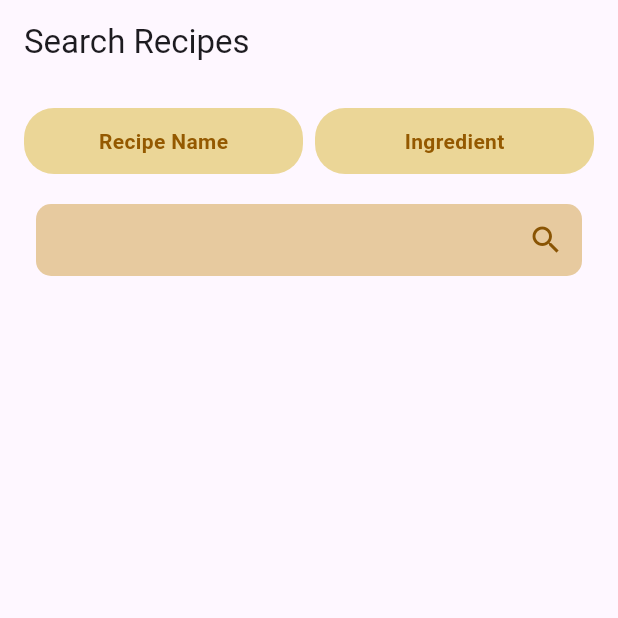
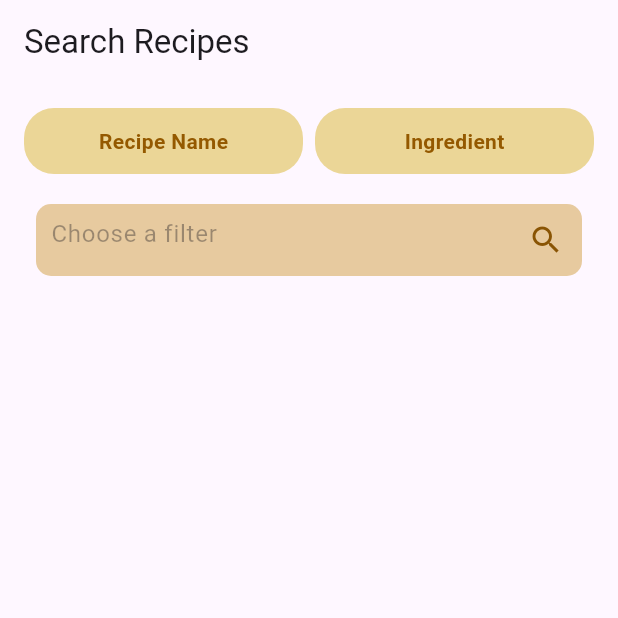
Before and after one commit to niloophars/asdfgh, a Flutter app: the screen it shows after launch, item 2 of the bottom bar chosen, on a phone screen of 412 x 824 dp, the top half of it. Run offline on Flutter 3.47's test engine with Material 3 defaults, Android fonts, the phone set to English and light mode, and no system bars; drawn by our look-alikes of curved_navigation_bar; our stand-ins replace cloud_firestore, firebase_auth, firebase_core, flutter_rating_bar, fluttertoast, shared_preferences; accounts and stored records are empty; generated files the repository leaves out were written again.

Commit message:
ingredient-based search

```diff
--- a/lib/pages/bottomnavbar.dart
+++ b/lib/pages/bottomnavbar.dart
@@ -20,7 +20,7 @@ class _BottomNavBarState extends State<BottomNavBar> {
   late List<Widget> pages;
 
   late Home homePage;
-  late RecipeSearchAltUI search;
+  late Search search;
   late AddRecipe addRecipe;
   late Profile profile;
 
@@ -29,7 +29,7 @@ class _BottomNavBarState extends State<BottomNavBar> {
   @override
   void initState() {
     homePage = Home();
-    search = RecipeSearchAltUI();
+    search = Search();
     addRecipe = AddRecipe();
     profile = Profile();
 
--- a/lib/pages/search.dart
+++ b/lib/pages/search.dart
@@ -3,30 +3,23 @@ import 'package:cloud_firestore/cloud_firestore.dart';
 import 'package:recipe/pages/recipe.dart';
 import 'package:recipe/services/widget_support.dart';
 
-class RecipeSearchAltUI extends StatefulWidget {
+class Search extends StatefulWidget {
   @override
-  _RecipeSearchAltUIState createState() => _RecipeSearchAltUIState();
+  _Search createState() => _Search();
 }
 
-class _RecipeSearchAltUIState extends State<RecipeSearchAltUI> {
-
+class _Search extends State<Search> {
   List queryResultSet = [];
   List tempSearchStore = [];
   bool search = false;
 
-
-
-
-
-
   String _searchQuery = "";
-  String _searchMode = "Name"; // or "Ingredient"
+  String _searchMode = ""; // Initially empty
   List<QueryDocumentSnapshot> _results = [];
 
   void initiateSearch(String value) {
-  if (value.isEmpty) {
+  if (_searchMode.isEmpty || value.isEmpty) {
     setState(() {
-      queryResultSet = [];
       tempSearchStore = [];
       search = false;
     });
@@ -35,12 +28,9 @@ bool search = false;
 
   String searchKey = value.toLowerCase();
 
-  if (queryResultSet.isEmpty) {
-    FirebaseFirestore.instance
-        .collection('Recipe')
-        .get()
-        .then((QuerySnapshot docs) {
+  FirebaseFirestore.instance.collection('Recipe').get().then((QuerySnapshot docs) {
     List tempList = [];
+
     for (var doc in docs.docs) {
       var recipeData = doc.data() as Map<String, dynamic>;
       recipeData["id"] = doc.id;
@@ -48,42 +38,22 @@ bool search = false;
     }
 
     setState(() {
-        queryResultSet = tempList;
-
       if (_searchMode == "Recipe Name") {
-          tempSearchStore = tempList.where((element) =>
-            element['SearchedName'].toString().startsWith(searchKey)).toList();
+        tempSearchStore = tempList.where((element) {
+          List index = List<String>.from(element['searchIndex'] ?? []);
+          return index.contains(searchKey);
+        }).toList();
       } else {
         tempSearchStore = tempList.where((element) {
-            List ingredients = element['Ingredients'];
-            return ingredients.any((i) =>
-              i['name'].toString().toLowerCase().startsWith(searchKey));
+          List index = List<String>.from(element['searchIndexIngredients'] ?? []);
+          return index.contains(searchKey);
         }).toList();
       }
 
       search = true;
     });
   });
-  } else {
-    setState(() {
-      if (_searchMode == "Recipe Name") {
-        tempSearchStore = queryResultSet.where((element) =>
-            element['SearchedName'].toString().startsWith(searchKey)).toList();
-      } else {
-        tempSearchStore = queryResultSet.where((element) {
-          List ingredients = element['Ingredients'];
-          return ingredients.any((i) =>
-            i['name'].toString().toLowerCase().startsWith(searchKey));
-        }).toList();
 }
-
-      search = true;
-    });
-  }
-}
-
-
-
 
 
   Widget _buildToggleButton(String label) {
@@ -166,7 +136,6 @@ bool search = false;
     );
   }
 
-
   Widget _buildRecipeCard(DocumentSnapshot doc) {
     final name = doc['Name'];
     final ingredients = List<Map<String, dynamic>>.from(doc['Ingredients']);
@@ -215,21 +184,36 @@ Widget build(BuildContext context) {
               borderRadius: BorderRadius.circular(10.0),
             ),
             width: MediaQuery.of(context).size.width,
-            child: TextField(
+            child: Column(
+              crossAxisAlignment: CrossAxisAlignment.start,
+              children: [
+                // Search bar (always visible)
+                TextField(
                   onChanged: (value) {
+                    if (_searchMode.isNotEmpty) {
                       _searchQuery = value;
                       initiateSearch(value);
+                    }
                   },
+                  enabled: _searchMode.isNotEmpty, // Disable if no category is selected
                   decoration: InputDecoration(
+                    hintText: _searchMode.isEmpty
+                        ? "Choose a filter"  // Show hint text when no mode is selected
+                        : "Search by $_searchMode", // Show the filter type when one is selected
                     border: InputBorder.none,
-
                     suffixIcon: Icon(
                       Icons.search_outlined,
                       color: Color.fromARGB(255, 137, 84, 4),
                     ),
                   ),
-              style: TextStyle(color: Color.fromARGB(255, 137, 84, 4)),
+                  style: TextStyle(
+                    color: _searchMode.isNotEmpty
+                        ? Color.fromARGB(255, 137, 84, 4)
+                        : Colors.grey, // Change color based on enabled state
+                  ),
                   cursorColor: Color.fromARGB(255, 137, 84, 4),
+                ),
+              ],
             ),
           ),
 
@@ -237,7 +221,18 @@ Widget build(BuildContext context) {
 
           // Results
           Expanded(
-  child: !search
+            child: _searchMode.isEmpty
+                ? Center(
+                    child: Text(
+                      "Start searching for recipes!",
+                      style: TextStyle(
+                        fontSize: 18,
+                        color: const Color.fromARGB(255, 133, 73, 0),
+                        fontWeight: FontWeight.w500,
+                      ),
+                    ),
+                  )
+                : !search
                     ? Center(
                         child: Text(
                           "Start searching for recipes!",
@@ -254,7 +249,7 @@ Widget build(BuildContext context) {
                               "No recipes found",
                               style: TextStyle(
                                 fontSize: 18,
-                  color: Colors.grey[700],
+                                color: const Color.fromARGB(255, 133, 73, 0),
                               ),
                             ),
                           )
@@ -266,7 +261,6 @@ Widget build(BuildContext context) {
                             },
                           ),
           ),
-
         ],
       ),
     ),
```
Lines whose indentation alone changed are shown as unchanged.
